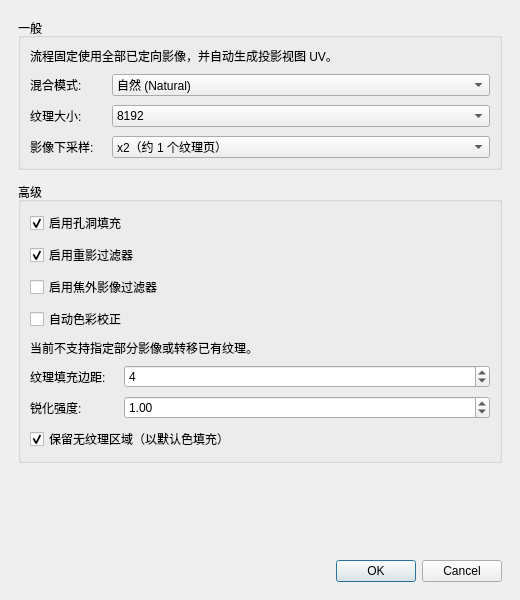
Old version of the form src/gui/dialogs/reconstruction/TextureMappingDialog.ui in the repository guderianXu/plascan.
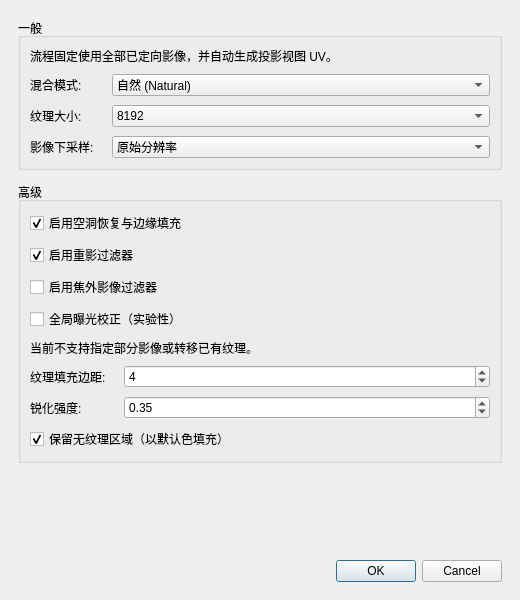
New version of the form.

```diff
--- a/src/gui/dialogs/reconstruction/TextureMappingDialog.ui
+++ b/src/gui/dialogs/reconstruction/TextureMappingDialog.ui
@@ -23,7 +23,7 @@
       <item row="2" column="0"><widget class="QLabel" name="texSizeLabel"><property name="text"><string>纹理大小:</string></property></widget></item>
        <item row="2" column="1"><widget class="QComboBox" name="m_texSizeCombo"><property name="toolTip"><string>单张纹理图的边长。8192 会显著增加显存和内存需求。</string></property><property name="currentIndex"><number>3</number></property><item><property name="text"><string>1024</string></property></item><item><property name="text"><string>2048</string></property></item><item><property name="text"><string>4096</string></property></item><item><property name="text"><string>8192</string></property></item><item><property name="text"><string>16384</string></property></item></widget></item>
       <item row="3" column="0"><widget class="QLabel" name="imageDownscaleLabel"><property name="text"><string>影像下采样:</string></property></widget></item>
-       <item row="3" column="1"><widget class="QComboBox" name="m_imageDownscaleCombo"><property name="currentIndex"><number>1</number></property><property name="toolTip"><string>在纹理候选评估与烘焙前缩小源影像，降低内存占用；相机内参会同步缩放。</string></property><item><property name="text"><string>原始分辨率</string></property></item><item><property name="text"><string>x2（约 1 个纹理页）</string></property></item><item><property name="text"><string>x4</string></property></item></widget></item>
+       <item row="3" column="1"><widget class="QComboBox" name="m_imageDownscaleCombo"><property name="currentIndex"><number>0</number></property><property name="toolTip"><string>原始分辨率质量最高；x2/x4 可降低大影像项目的内存占用，但会减少纹理细节。</string></property><item><property name="text"><string>原始分辨率</string></property></item><item><property name="text"><string>x2（节省内存）</string></property></item><item><property name="text"><string>x4（最低内存）</string></property></item></widget></item>
      </layout>
     </widget>
    </item>
@@ -33,15 +33,15 @@
      <layout class="QFormLayout" name="qualityForm">
       <property name="horizontalSpacing"><number>18</number></property>
       <property name="verticalSpacing"><number>8</number></property>
-       <item row="0" column="0" colspan="2"><widget class="QCheckBox" name="m_holeFillCheck"><property name="toolTip"><string>在纹理空间扩展有效颜色，填充三角面边缘的小孔并降低采样黑边。</string></property><property name="text"><string>启用孔洞填充</string></property><property name="checked"><bool>true</bool></property></widget></item>
+       <item row="0" column="0" colspan="2"><widget class="QCheckBox" name="m_holeFillCheck"><property name="toolTip"><string>对严格匹配失败的面尝试通过深度证据约束的邻视角恢复，并扩展纹理块边缘以减少黑边。</string></property><property name="text"><string>启用空洞恢复与边缘填充</string></property><property name="checked"><bool>true</bool></property></widget></item>
        <item row="1" column="0" colspan="2"><widget class="QCheckBox" name="m_ghostFilterCheck"><property name="toolTip"><string>融合多个视角时剔除偏离中值颜色的样本，减少移动物体与错配造成的重影。</string></property><property name="text"><string>启用重影过滤器</string></property><property name="checked"><bool>true</bool></property></widget></item>
        <item row="2" column="0" colspan="2"><widget class="QCheckBox" name="m_outOfFocusFilterCheck"><property name="toolTip"><string>根据影像拉普拉斯清晰度降低或过滤明显失焦视角。</string></property><property name="text"><string>启用焦外影像过滤器</string></property></widget></item>
-       <item row="3" column="0" colspan="2"><widget class="QCheckBox" name="m_colorCorrCheck"><property name="toolTip"><string>以有效区域的中位亮度为基准校正各源影像曝光。</string></property><property name="text"><string>自动色彩校正</string></property></widget></item>
+       <item row="3" column="0" colspan="2"><widget class="QCheckBox" name="m_colorCorrCheck"><property name="toolTip"><string>按整张有效物体区域校正各源影像亮度；仅建议曝光确有差异且光照稳定的数据使用。</string></property><property name="text"><string>全局曝光校正（实验性）</string></property><property name="checked"><bool>false</bool></property></widget></item>
       <item row="4" column="0" colspan="2"><widget class="QLabel" name="unsupportedOptionsNote"><property name="text"><string>当前不支持指定部分影像或转移已有纹理。</string></property><property name="wordWrap"><bool>true</bool></property></widget></item>
       <item row="5" column="0"><widget class="QLabel" name="paddingLabel"><property name="text"><string>纹理填充边距:</string></property></widget></item>
       <item row="5" column="1"><widget class="QSpinBox" name="m_paddingSpin"><property name="toolTip"><string>纹理图内每个图表外扩的像素数，避免边缘采样出现缝隙。</string></property><property name="minimum"><number>2</number></property><property name="maximum"><number>32</number></property><property name="value"><number>4</number></property></widget></item>
       <item row="6" column="0"><widget class="QLabel" name="seamsMarginLabel"><property name="text"><string>锐化强度:</string></property></widget></item>
-       <item row="6" column="1"><widget class="QDoubleSpinBox" name="m_seamsMarginSpin"><property name="toolTip"><string>纹理烘焙后的反遮罩锐化强度；0 表示不锐化。</string></property><property name="decimals"><number>2</number></property><property name="minimum"><double>0.000000000000000</double></property><property name="maximum"><double>2.000000000000000</double></property><property name="singleStep"><double>0.050000000000000</double></property><property name="value"><double>1.000000000000000</double></property></widget></item>
+       <item row="6" column="1"><widget class="QDoubleSpinBox" name="m_seamsMarginSpin"><property name="toolTip"><string>纹理烘焙后的反遮罩锐化强度；过高会强化 chart 接缝和三角块，0 表示不锐化。</string></property><property name="decimals"><number>2</number></property><property name="minimum"><double>0.000000000000000</double></property><property name="maximum"><double>2.000000000000000</double></property><property name="singleStep"><double>0.050000000000000</double></property><property name="value"><double>0.350000000000000</double></property></widget></item>
       <item row="7" column="0" colspan="2"><widget class="QCheckBox" name="m_keepUnmappedCheck"><property name="text"><string>保留无纹理区域（以默认色填充）</string></property><property name="checked"><bool>true</bool></property></widget></item>
      </layout>
     </widget>
```
